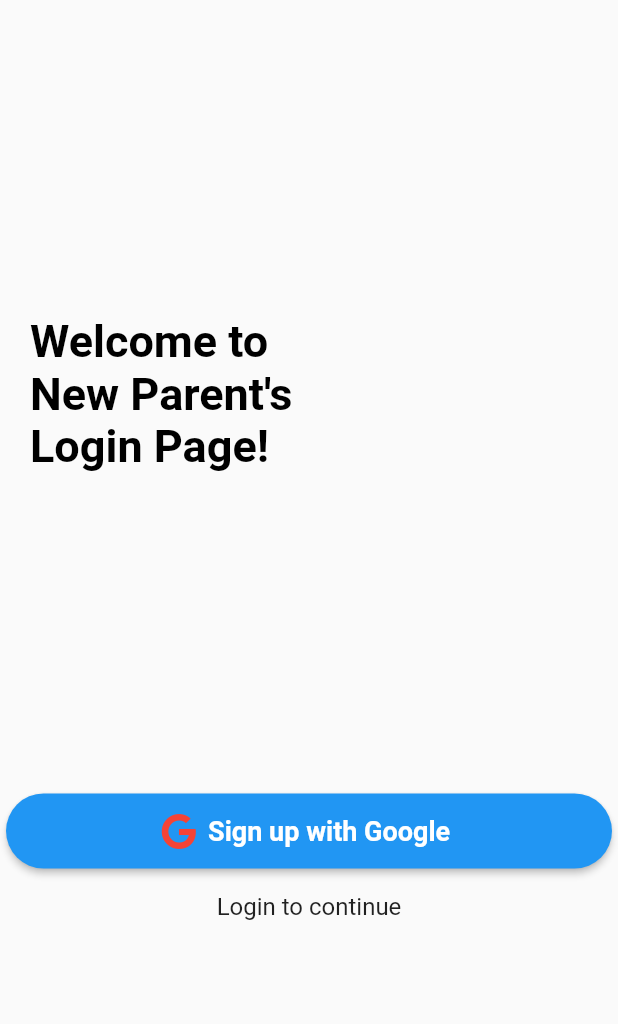
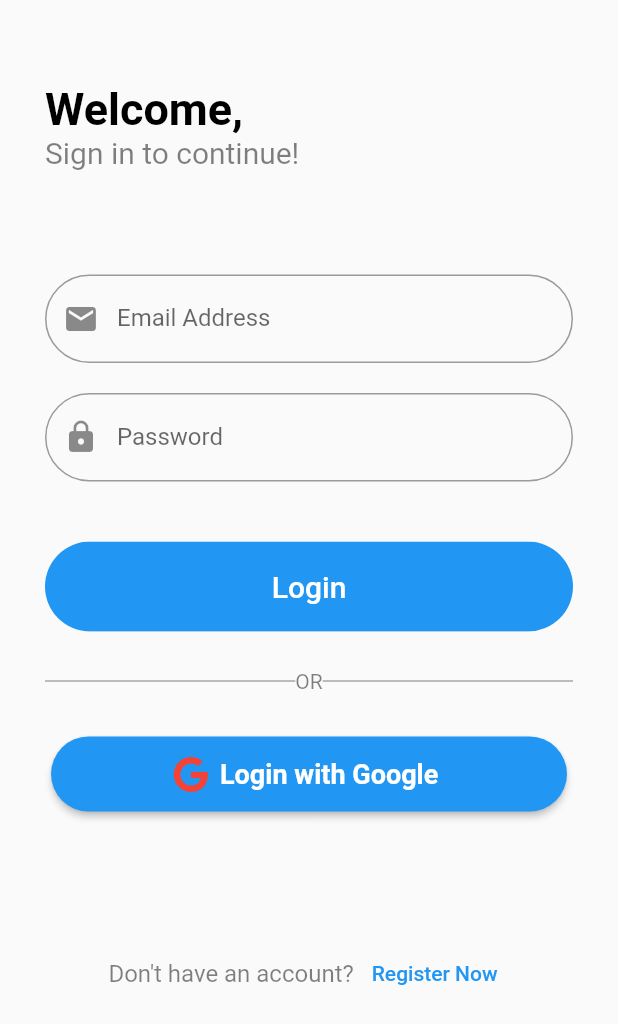
Before and after one commit to acm-projects/BabyQuest, a Flutter app: the screen it shows after launch, on a phone screen of 412 x 824 dp. Shown: the top 1024 px of the screen. Run offline on Flutter 3.47's test engine with Material 2 defaults, Android fonts, the phone set to English and light mode, and no system bars; our stand-ins replace firebase_auth, firebase_core, font_awesome_flutter, google_sign_in; accounts and stored records are empty.

Commit message:
Improved sign in page design and added email registration

```diff
--- a/client/lib/main.dart
+++ b/client/lib/main.dart
@@ -5,7 +5,7 @@ import 'package:flutter/services.dart';
 import 'package:provider/provider.dart';
 
 import 'package:client/pages/wrapper.dart';
-import 'package:client/services/google_sign_in.dart';
+import 'package:client/services/auth_service.dart';
 
 Future main() async {
   // setup flutter and firebase
@@ -29,7 +29,7 @@ class MyApp extends StatelessWidget {
   @override
   Widget build(BuildContext context) {
     return ChangeNotifierProvider(
-      create: (context) => GoogleSignInProvider(),
+      create: (context) => AuthService(),
       child: MaterialApp(
         debugShowCheckedModeBanner: false,
         home: Wrapper(),
--- /dev/null
+++ b/client/lib/pages/authenticate/authenticate.dart
@@ -0,0 +1,90 @@
+import 'package:flutter/material.dart';
+
+import 'package:client/pages/authenticate/signin_form.dart';
+
+class Authenticate extends StatefulWidget {
+  const Authenticate({Key? key}) : super(key: key);
+
+  @override
+  _AuthenticateState createState() => _AuthenticateState();
+}
+
+class _AuthenticateState extends State<Authenticate> {
+  bool register = false;
+
+  @override
+  Widget build(BuildContext context) {
+    return SingleChildScrollView(
+      child: Padding(
+        padding: const EdgeInsets.all(30),
+        child: Center(
+          child: Column(
+            children: [
+              const SizedBox(height: 25.0),
+              _buildTitle(),
+              const SizedBox(height: 50.0),
+              SignInForm(register),
+              const SizedBox(height: 80.0),
+              _buildToggle()
+            ],
+          ),
+        ),
+      ),
+    );
+  }
+
+  Widget _buildTitle() {
+    String title = register ? 'Create Account,' : 'Welcome,';
+    String subtitle =
+        register ? 'Sign up to get started!' : 'Sign in to continue!';
+
+    return Column(
+      children: [
+        Align(
+          alignment: Alignment.centerLeft,
+          child: Text(
+            title,
+            style: const TextStyle(
+              color: Colors.black,
+              fontSize: 30,
+              fontWeight: FontWeight.bold,
+            ),
+          ),
+        ),
+        Align(
+          alignment: Alignment.centerLeft,
+          child: Text(
+            subtitle,
+            style: TextStyle(
+              color: Colors.black.withOpacity(0.5),
+              fontSize: 20,
+            ),
+          ),
+        )
+      ],
+    );
+  }
+
+  Widget _buildToggle() {
+    String label =
+        register ? 'Already have an account? ' : 'Don\'t have an account? ';
+    String buttonLabel = register ? 'Sign In' : 'Register Now';
+
+    return Row(
+      mainAxisAlignment: MainAxisAlignment.center,
+      children: [
+        Text(
+          label,
+          style: TextStyle(
+            color: Colors.black.withOpacity(0.5),
+            fontSize: 16.0,
+          ),
+        ),
+        TextButton(
+          onPressed: () => setState(() => register = !register),
+          child: Text(buttonLabel),
+        ),
+      ],
+    );
+  }
+}
--- a/client/lib/pages/authenticate/sign_in_page.dart
+++ /dev/null
@@ -1,41 +0,0 @@
-import 'package:flutter/material.dart';
-import 'package:client/widgets/google_signup_button_widget.dart';
-
-class SignInPage extends StatelessWidget {
-
-  @override
-  Widget build(BuildContext context) {
-    return buildSignUp();
-  }
-
-  Widget buildSignUp() {
-    return Column(
-      children: [
-        const Spacer(),
-        Align(
-          alignment: Alignment.centerLeft,
-          child: Container(
-            margin: const EdgeInsets.symmetric(horizontal:20),
-            width: 175,
-            child: const Text(
-              'Welcome to New Parent\'s Login Page!',
-              style: TextStyle(
-                color: Colors.black,
-                fontSize: 30,
-                fontWeight: FontWeight.bold,
-              ),
-            ),
-          ),
-        ),
-        const Spacer(),
-        GoogleSignupButtonWidget(),
-        const SizedBox(height: 12),
-        const Text(
-          'Login to continue',
-          style: TextStyle(fontSize: 16),
-        ),
-        const Spacer(),
-      ],
-    );
-  }
-}
--- /dev/null
+++ b/client/lib/pages/authenticate/signin_form.dart
@@ -0,0 +1,178 @@
+import 'package:flutter/material.dart';
+import 'package:font_awesome_flutter/font_awesome_flutter.dart';
+import 'package:provider/provider.dart';
+
+import 'package:client/services/auth_service.dart';
+
+class SignInForm extends StatefulWidget {
+  final bool register;
+
+  const SignInForm(this.register);
+
+  @override
+  _SignInFormState createState() => _SignInFormState();
+}
+
+class _SignInFormState extends State<SignInForm> {
+  final _formKey = GlobalKey<FormState>();
+
+  // Field values
+  String name = '';
+  String email = '';
+  String password = '';
+
+  @override
+  Widget build(BuildContext context) {
+    return Form(
+      key: _formKey,
+      child: Column(
+        children: [
+          _buildNameField(),
+          const SizedBox(height: 20.0),
+          _buildEmailAdressField(),
+          const SizedBox(height: 20.0),
+          _buildPasswordField(),
+          const SizedBox(height: 40.0),
+          _buildSignUpButton(),
+          _buildGoogleSignInButton(),
+        ],
+      ),
+    );
+  }
+
+  Widget _buildNameField() {
+    if (widget.register) {
+      return TextFormField(
+        decoration: const InputDecoration(
+          labelText: 'Name',
+          border: OutlineInputBorder(
+              borderRadius: BorderRadius.all(Radius.circular(100))),
+          prefixIcon: Icon(Icons.person),
+        ),
+        validator: (value) {
+          return (value == null || value.isEmpty)
+              ? 'Enter your name'
+              : null;
+        },
+        onChanged: (value) => setState(() => name = value),
+      );
+    } else {
+      return Container();
+    }
+  }
+
+  Widget _buildEmailAdressField() {
+    return TextFormField(
+      keyboardType: TextInputType.emailAddress,
+      decoration: const InputDecoration(
+        labelText: 'Email Address',
+        border: OutlineInputBorder(
+            borderRadius: BorderRadius.all(Radius.circular(100))),
+        prefixIcon: Icon(Icons.email),
+      ),
+      validator: (value) {
+        return (value == null || value.isEmpty)
+            ? 'Enter an email adress'
+            : null;
+      },
+      onChanged: (value) => setState(() => email = value),
+    );
+  }
+
+  Widget _buildPasswordField() {
+    return TextFormField(
+      keyboardType: TextInputType.visiblePassword,
+      obscureText: true,
+      decoration: const InputDecoration(
+        labelText: 'Password',
+        border: OutlineInputBorder(
+            borderRadius: BorderRadius.all(Radius.circular(100))),
+        prefixIcon: Icon(Icons.lock),
+      ),
+      validator: (value) {
+        return (value == null || value.length < 6)
+            ? 'Password must be at least 6 characters long'
+            : null;
+      },
+      onChanged: (value) => setState(() => password = value),
+    );
+  }
+
+  Widget _buildSignUpButton() {
+    String label = widget.register ? 'Create Account' : 'Login';
+
+    return Container(
+      clipBehavior: Clip.antiAliasWithSaveLayer,
+      width: double.infinity,
+      height: 60,
+      decoration: BoxDecoration(
+        borderRadius: BorderRadius.circular(100),
+      ),
+      child: MaterialButton(
+        onPressed: () async {
+          if (_formKey.currentState != null &&
+              _formKey.currentState!.validate()) {
+            final provider = Provider.of<AuthService>(context, listen: false);
+
+            if (widget.register) {
+              provider.registerWithEmailAndPassword(email, password);
+            } else {
+              provider.signInWithEmailAndPassword(email, password);
+            }
+          }
+        },
+        color: Colors.blue,
+        child: Text(
+          label,
+          style: const TextStyle(
+            fontSize: 20,
+            color: Colors.white,
+          ),
+        ),
+      ),
+    );
+  }
+
+  Widget _buildGoogleSignInButton() {
+    if (widget.register) {
+      return Container();
+    } else {
+      return Column(
+        children: [
+          const SizedBox(height: 25.0),
+          Row(children: [
+            Expanded(child: Divider(color: Colors.black.withOpacity(0.5))),
+            Text('OR', style: TextStyle(color: Colors.black.withOpacity(0.5))),
+            Expanded(child: Divider(color: Colors.black.withOpacity(0.5))),
+          ]),
+          const SizedBox(height: 25.0),
+          Container(
+            padding: const EdgeInsets.all(4),
+            child: ElevatedButton.icon(
+              style: ElevatedButton.styleFrom(
+                primary: Colors.blue,
+                onPrimary: Colors.black,
+                minimumSize: const Size(double.infinity, 50),
+                shape: const StadiumBorder(),
+              ),
+              icon: const FaIcon(FontAwesomeIcons.google, color: Colors.red),
+              label: const Text(
+                'Login with Google',
+                style: TextStyle(
+                  color: Colors.white,
+                  fontWeight: FontWeight.bold,
+                  fontSize: 18,
+                ),
+              ),
+              onPressed: () {
+                final provider =
+                    Provider.of<AuthService>(context, listen: false);
+                provider.signInWithGoogle();
+              },
+            ),
+          ),
+        ],
+      );
+    }
+  }
+}
--- a/client/lib/pages/main/home_page.dart
+++ b/client/lib/pages/main/home_page.dart
@@ -1,6 +1,4 @@
 import 'package:flutter/material.dart';
-import 'package:provider/provider.dart';
-import 'package:client/services/google_sign_in.dart';
 
 class HomePage extends StatefulWidget {
   const HomePage({Key? key}) : super(key: key);
@@ -24,18 +22,6 @@ class _HomePageState extends State<HomePage> {
               style: TextStyle(fontWeight: FontWeight.w400, fontSize: 30),
             ),
           ),
-          actions: [
-          TextButton(
-            child: const Text(
-              'logout',
-              style: TextStyle(color: Colors.white),
-              ),
-            onPressed: () {
-              final provider = Provider.of<GoogleSignInProvider>(context, listen: false);
-              provider.signOut();
-            },
-          )
-        ],
           backgroundColor: Colors.green,
         ),
         body: Column(
--- a/client/lib/pages/main/profile_page.dart
+++ b/client/lib/pages/main/profile_page.dart
@@ -1,4 +1,6 @@
 import 'package:flutter/material.dart';
+import 'package:provider/provider.dart';
+import 'package:client/services/auth_service.dart';
 
 class ProfilePage extends StatefulWidget {
   const ProfilePage({Key? key}) : super(key: key);
@@ -303,7 +305,10 @@ class _ProfilePageState extends State<ProfilePage> {
                   backgroundColor1: Colors.orange,
                   backgroundColor2: const Color(0xFFffd900),
                   label: 'Sign Out',
-                  onPressed: () {},
+                  onPressed: () {
+                    final provider = Provider.of<AuthService>(context, listen: false);
+                    provider.signOut();
+                  },
                 ),
                 const Spacer(),
                 LabeledIconButton(
--- a/client/lib/pages/wrapper.dart
+++ b/client/lib/pages/wrapper.dart
@@ -1,8 +1,8 @@
 import 'package:flutter/material.dart';
 
-import 'package:client/pages/authenticate/sign_in_page.dart';
+import 'package:client/pages/authenticate/authenticate.dart';
 import 'package:client/pages/main/main_wrapper.dart';
-import 'package:client/services/google_sign_in.dart';
+import 'package:client/services/auth_service.dart';
 
 class Wrapper extends StatelessWidget {
   Widget _builder(contest, snapshot) {
@@ -13,7 +13,7 @@ class Wrapper extends StatelessWidget {
     } else if (snapshot.hasError) {
       return const Center(child: Text('Something went wrong!'));
     } else {
-      return SignInPage(); // authentication pages
+      return const Authenticate(); // authentication pages
     }
   }
 
@@ -21,7 +21,7 @@ class Wrapper extends StatelessWidget {
   Widget build(BuildContext context) {
     return Scaffold(
       body: StreamBuilder(
-        stream: GoogleSignInProvider().appUser,
+        stream: AuthService().appUser,
         builder: _builder,
       ),
     );
--- a/client/lib/services/google_sign_in.dart
+++ b/client/lib/services/auth_service.dart
@@ -4,13 +4,9 @@ import 'package:google_sign_in/google_sign_in.dart';
 
 import 'package:client/models/app_user.dart';
 
-class GoogleSignInProvider extends ChangeNotifier {
+class AuthService extends ChangeNotifier {
   final _auth = FirebaseAuth.instance;
   final googleSignIn = GoogleSignIn();
-
-  GoogleSignInAccount? _user;
-
-  GoogleSignInAccount get user => _user!;
 
   // create AppUser object from firebase user
   AppUser? _appUserFromUser(User? user) {
@@ -18,21 +14,35 @@ class GoogleSignInProvider extends ChangeNotifier {
   }
 
   // auth change user stream
-  Stream<AppUser?> get appUser => _auth.authStateChanges().map(_appUserFromUser);
+  Stream<AppUser?> get appUser =>
+      _auth.authStateChanges().map(_appUserFromUser);
 
-  // sign in with email and password (TO ADD)
+  // register with email and password
+  Future registerWithEmailAndPassword(String email, String password) async {
+    try {
+      await _auth.createUserWithEmailAndPassword(
+          email: email, password: password);
+    } catch (error) {
+      debugPrint(error.toString());
+    }
+  }
 
-  // register with email and password (TO ADD)
+  // sign in with email and password
+  Future signInWithEmailAndPassword(String email, String password) async {
+    try {
+      await _auth.signInWithEmailAndPassword(email: email, password: password);
+    } catch (error) {
+      debugPrint(error.toString());
+    }
+  }
 
   // sign in using google authentication
   Future signInWithGoogle() async {
     try {
       final googleUser = await googleSignIn.signIn();
       if (googleUser == null) return;
-      _user = googleUser;
 
       final googleAuth = await googleUser.authentication;
-
       final credential = GoogleAuthProvider.credential(
         accessToken: googleAuth.accessToken,
         idToken: googleAuth.idToken,
@@ -40,7 +50,7 @@ class GoogleSignInProvider extends ChangeNotifier {
 
       await _auth.signInWithCredential(credential);
     } catch (error) {
-      print(error.toString());
+      debugPrint(error.toString());
     }
 
     notifyListeners();
@@ -48,7 +58,10 @@ class GoogleSignInProvider extends ChangeNotifier {
 
   // sign out
   Future signOut() async {
-    await googleSignIn.disconnect();
+    if (await googleSignIn.isSignedIn()) {
+      await googleSignIn.disconnect();
+    }
+
     _auth.signOut();
   }
 }
--- a/client/lib/widgets/google_signup_button_widget.dart
+++ /dev/null
@@ -1,35 +0,0 @@
-import 'package:flutter/material.dart';
-import 'package:font_awesome_flutter/font_awesome_flutter.dart';
-import 'package:client/services/google_sign_in.dart';
-import 'package:provider/provider.dart';
-
-class GoogleSignupButtonWidget extends StatelessWidget {
-  @override
-  Widget build(BuildContext context) {
-    return Container(
-      padding: const EdgeInsets.all(4),
-      child: ElevatedButton.icon(
-        style: ElevatedButton.styleFrom(
-          primary: Colors.blue,
-          onPrimary: Colors.black,
-          minimumSize: const Size(double.infinity, 50),
-          shape: const StadiumBorder(),
-        ),
-        icon: const FaIcon(FontAwesomeIcons.google, color: Colors.red),
-        label: const Text(
-          'Sign up with Google',
-          style: TextStyle(
-            color: Colors.white,
-            fontWeight: FontWeight.bold,
-            fontSize: 18,
-          ),
-        ),
-        onPressed: () {
-          final provider =
-          Provider.of<GoogleSignInProvider>(context, listen: false);
-          provider.signInWithGoogle();
-        },
-      ),
-    );
-  }
-}
```
Also changed, not shown: 1 other file.
